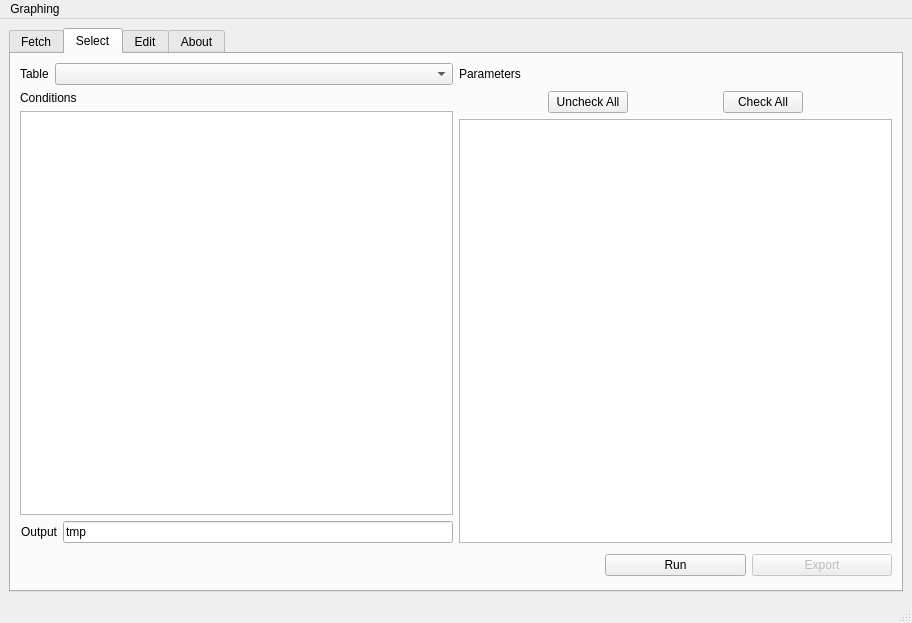
Qt form layouts/main_window.ui (hitranonline/hapiest) before a commit.
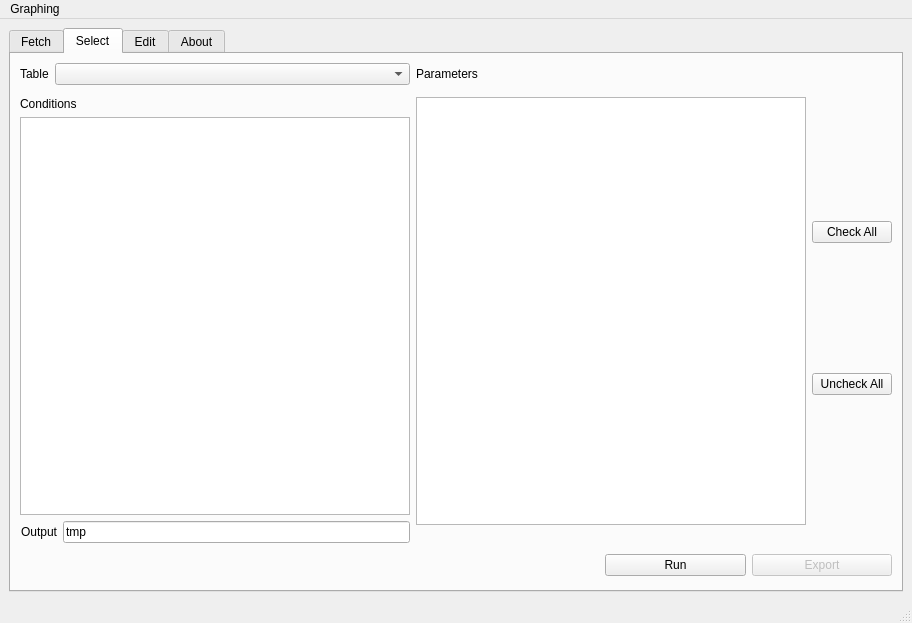
The same form after that commit. The open tabs and pages were chosen to show the change.

Patch:
```diff
--- a/layouts/main_window.ui
+++ b/layouts/main_window.ui
@@ -509,9 +509,6 @@
           <property name="sizeConstraint">
            <enum>QLayout::SetDefaultConstraint</enum>
           </property>
-          <item row="2" column="1" rowspan="2">
-           <widget class="QListWidget" name="select_parameter_list"/>
-          </item>
           <item row="0" column="0">
            <layout class="QHBoxLayout" name="horizontalLayout_5">
             <item>
@@ -532,7 +529,7 @@
             </item>
            </layout>
           </item>
-          <item row="1" column="0" rowspan="3">
+          <item row="3" column="0" rowspan="4">
            <layout class="QVBoxLayout" name="verticalLayout_2">
             <item>
              <widget class="QLabel" name="label_11">
@@ -580,10 +577,13 @@
             </item>
            </layout>
           </item>
+          <item row="3" column="1">
+           <widget class="QListWidget" name="select_parameter_list"/>
+          </item>
           <item row="0" column="1">
            <widget class="QLabel" name="label_10">
             <property name="sizePolicy">
-             <sizepolicy hsizetype="Fixed" vsizetype="Minimum">
+             <sizepolicy hsizetype="Fixed" vsizetype="Maximum">
               <horstretch>0</horstretch>
               <verstretch>0</verstretch>
              </sizepolicy>
@@ -593,21 +593,11 @@
             </property>
            </widget>
           </item>
-          <item row="1" column="1">
-           <layout class="QHBoxLayout" name="horizontalLayout_8">
-            <item>
-             <widget class="QPushButton" name="deselect_all_button">
-              <property name="sizePolicy">
-               <sizepolicy hsizetype="Fixed" vsizetype="Fixed">
-                <horstretch>0</horstretch>
-                <verstretch>0</verstretch>
-               </sizepolicy>
-              </property>
-              <property name="text">
-               <string>Uncheck All</string>
-              </property>
-             </widget>
-            </item>
+          <item row="2" column="2" rowspan="2">
+           <layout class="QVBoxLayout" name="verticalLayout">
+            <property name="spacing">
+             <number>0</number>
+            </property>
             <item>
              <widget class="QPushButton" name="select_all_button">
               <property name="sizePolicy">
@@ -621,6 +611,19 @@
               </property>
              </widget>
             </item>
+            <item>
+             <widget class="QPushButton" name="deselect_all_button">
+              <property name="sizePolicy">
+               <sizepolicy hsizetype="Fixed" vsizetype="Fixed">
+                <horstretch>0</horstretch>
+                <verstretch>0</verstretch>
+               </sizepolicy>
+              </property>
+              <property name="text">
+               <string>Uncheck All</string>
+              </property>
+             </widget>
+            </item>
            </layout>
           </item>
          </layout>
```
Left out of the diff: 92 changed lines with no effect on the pictures.
